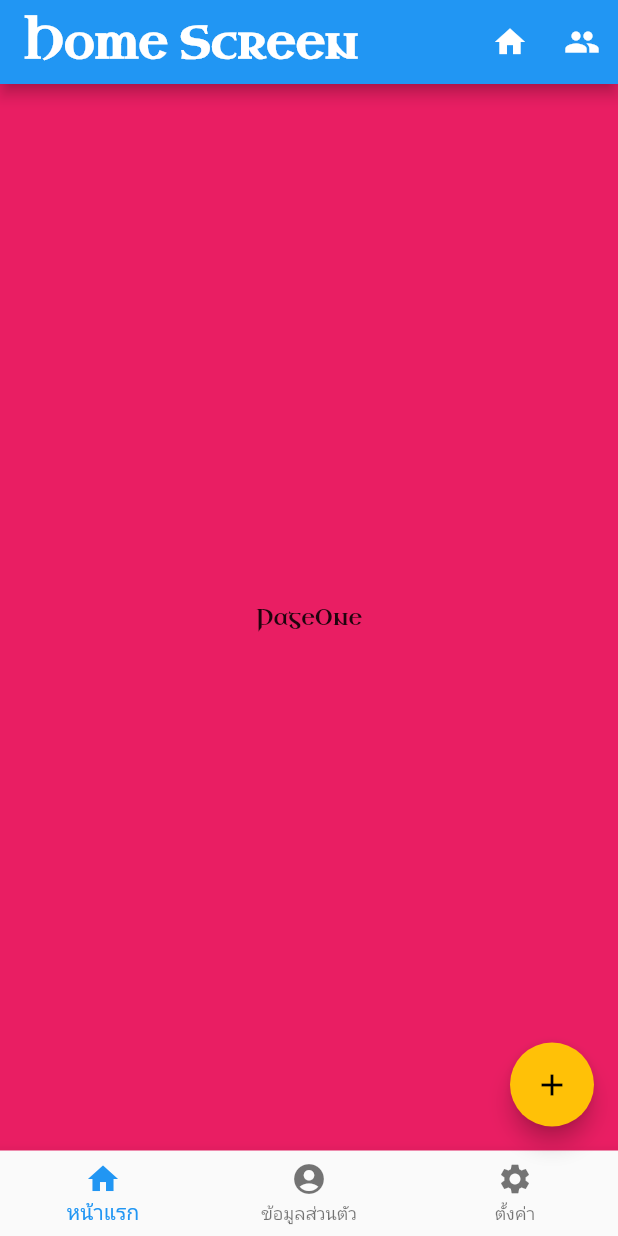
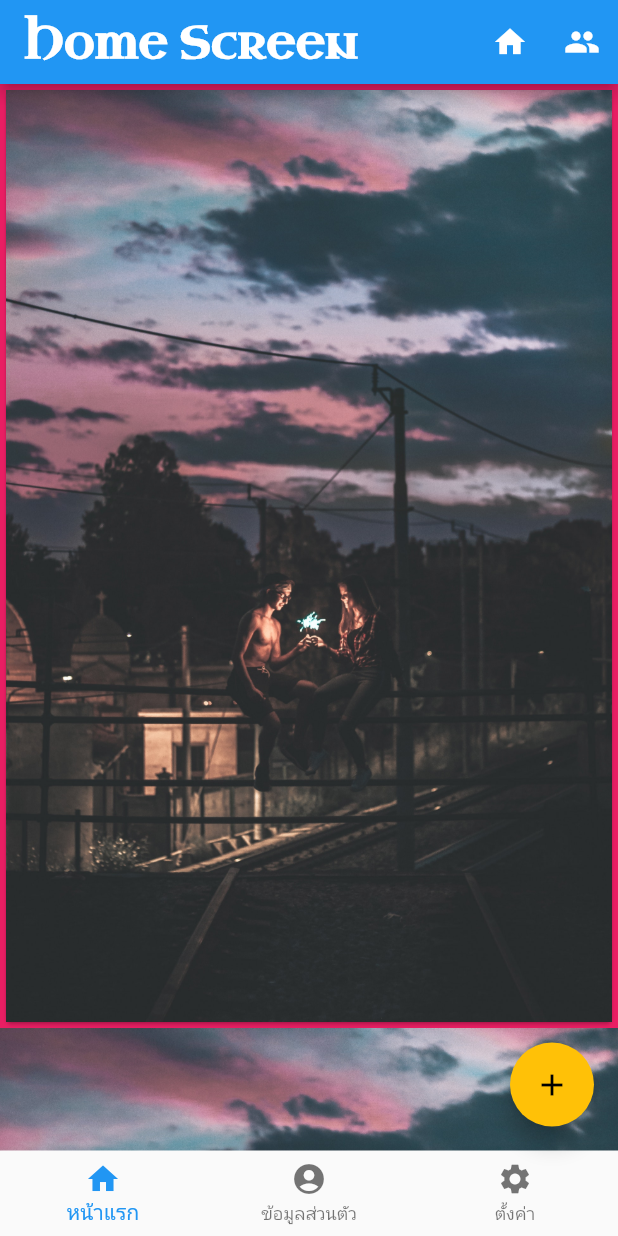
Before and after one commit to wattipong/testFullter, a Flutter app: the screen it shows after launch, on a phone screen of 412 x 824 dp. Run offline on Flutter 3.47's test engine with Material 2 defaults, Android fonts, the phone set to English and light mode, and no system bars.

Commit message:
UpdateImages

```diff
--- a/lib/screens/page_one.dart
+++ b/lib/screens/page_one.dart
@@ -8,8 +8,17 @@ class PageOne extends StatefulWidget {
 class _PageOneState extends State<PageOne> {
   @override
   Widget build(BuildContext context) {
-    return Center(
-      child: Text('PageOne'),
+    return Column(
+      children: <Widget>[
+        Card(
+                  child: Image(
+            image: AssetImage('images/black.jpg'),
+          ),
+        ),
+        Image(
+          image: AssetImage('images/black.jpg'),
+        )
+      ],
     );
   }
 }
--- a/pubspec.yaml
+++ b/pubspec.yaml
@@ -41,8 +41,8 @@ flutter:
   uses-material-design: true
 
   # To add assets to your application, add an assets section, like this:
-  # assets:
-  #  - images/a_dot_burr.jpeg
+  assets:
+   - images/
   #  - images/a_dot_ham.jpeg
 
   # An image asset can refer to one or more resolution-specific "variants", see
```
Also changed, not shown: images/black.jpg (added).
